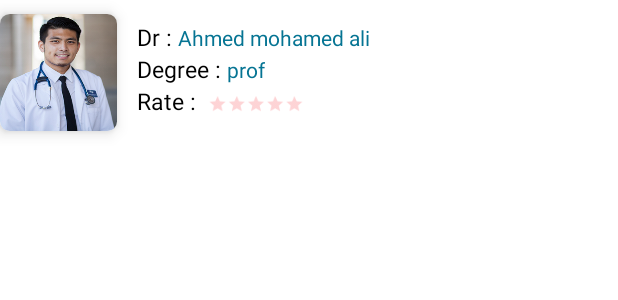
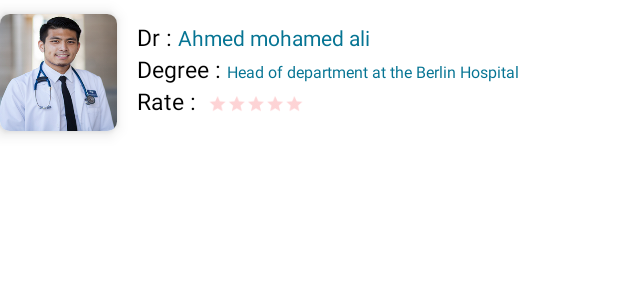
Before and after one commit to BeSolutionsMobile/KonsilAndroid, an Android app: the layout doctor_item.xml on its own in the app's theme, with its tools: preview values and no code run, on a phone screen of 412 x 824 dp. Shown: the top 300 px of the screen. Run offline under Robolectric (Android 15) with nearby library versions, the light colour scheme and no system bars.

Commit message:
Amir Edits Commit

```diff
--- a/app/build.gradle
+++ b/app/build.gradle
@@ -5,7 +5,6 @@ android {
     compileSdkVersion 29
     buildToolsVersion "29.0.2"
     defaultConfig {
-
         applicationId "com.besolutions.konsil"
         minSdkVersion 21
         targetSdkVersion 29
@@ -34,6 +33,7 @@ dependencies {
     implementation 'com.google.firebase:firebase-auth:16.0.5'
     implementation 'com.google.firebase:firebase-core:16.0.4'
     testImplementation 'junit:junit:4.12'
+    //noinspection GradleCompatible
     androidTestImplementation 'com.android.support.test:runner:1.0.2'
     androidTestImplementation 'com.android.support.test.espresso:espresso-core:3.0.2'
     implementation 'com.intuit.sdp:sdp-android:1.0.5'
--- a/app/src/main/res/layout/doctor_item.xml
+++ b/app/src/main/res/layout/doctor_item.xml
@@ -60,9 +60,9 @@
         <TextView
             android:layout_width="wrap_content"
             android:layout_height="wrap_content"
-            android:text="prof"
+            android:text="Head of department at the Berlin Hospital"
             android:id="@+id/degree"
-            android:textSize="@dimen/_11ssp"
+            android:textSize="@dimen/_8ssp"
             android:layout_marginLeft="@dimen/_3sdp"
             android:textColor="@color/color2"/>
         </LinearLayout>
--- a/app/src/main/res/values/strings.xml
+++ b/app/src/main/res/values/strings.xml
@@ -41,7 +41,7 @@
     <string name="select_specialty">Select Specialty</string>
     <string name="add_your_photo">Add Your Photo</string>
     <string name="add_your_name">Add Your Name</string>
-    <string name="complaint_message">Complaint Message</string>
+    <string name="complaint_message">Current Complaint</string>
     <string name="complaint_type">Complaint Type</string>
     <string name="consult_amp_chat"><![CDATA[Consult & Chat]]></string>
     <string name="start">Start</string>
@@ -113,6 +113,7 @@
     <string name="in_progress">In Progress...</string>
     <string name="payment">Payment</string>
     <string name="registed_suc">Registed Successfully</string>
+    <string name="doctor">Head of department, Berlin Hospital</string>
 
 
 </resources>
```
Also changed, not shown: app/src/main/java/com/besolutions/konsil/scenarios/scenario_doctor_list/Controller/doctor_list.java (+5 -5 lines), 2 other files.
